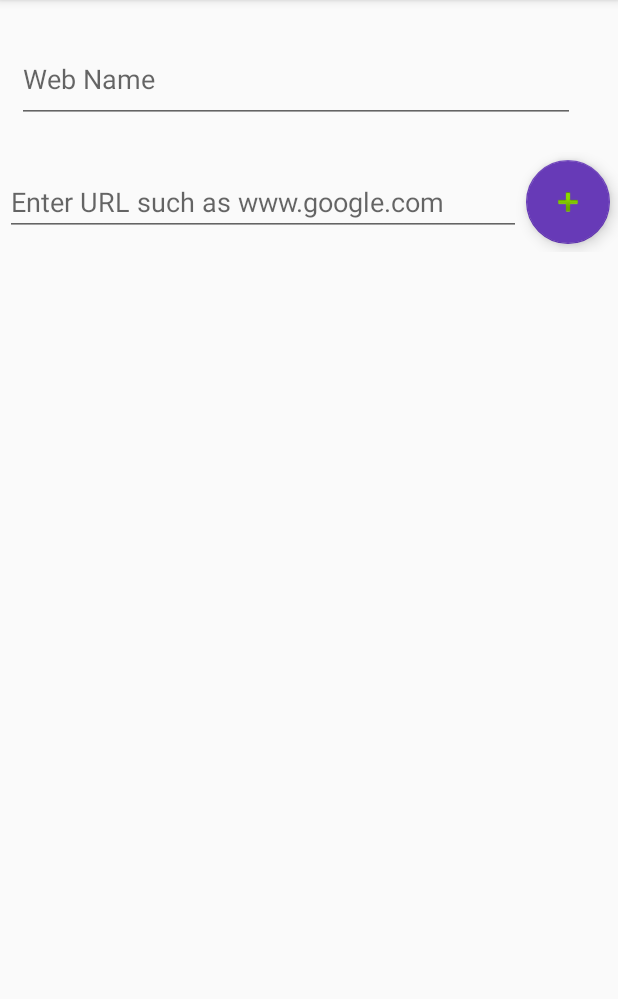
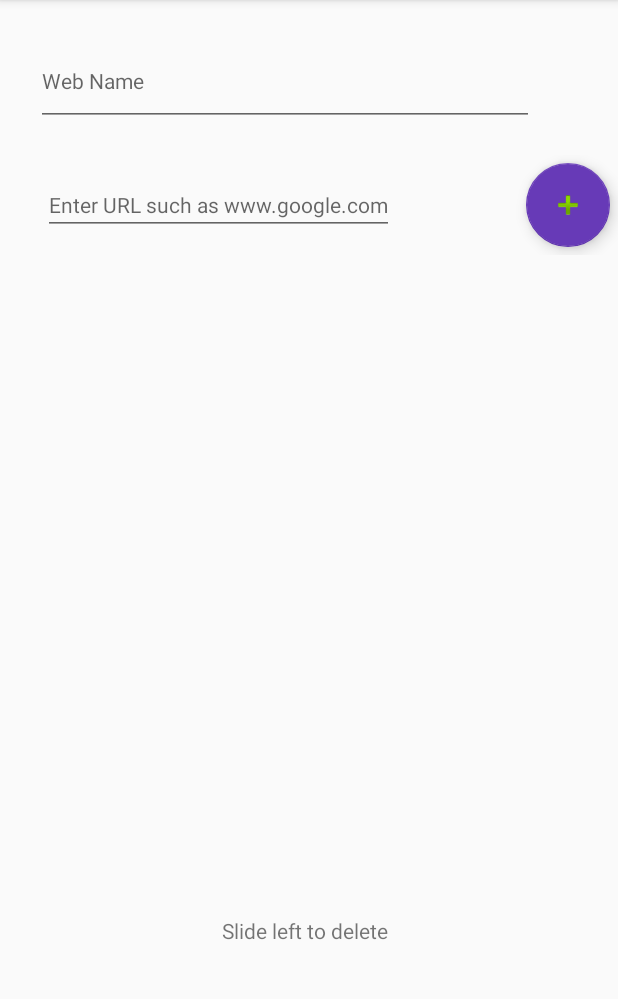
Before and after one commit to roy2EZ/CS5520_Mobile_App_Dev_NEU_Online_2020Spring, an Android app: the WebLinkCollectors screen opened directly, with no data from a screen before it, on a phone screen of 412 x 824 dp, the part 84-1083 px from its top. Run offline under Robolectric (Android 15) with nearby library versions, the phone set to English and light mode, and no system bars; our stand-ins replace Room's generated code.

Commit message:
Update Link Collector 2
Update Link Collector 2

```diff
--- a/app/build.gradle
+++ b/app/build.gradle
@@ -7,8 +7,8 @@ android {
         applicationId "edu.neu.madcourse.numad20s_rongyichen"
         minSdkVersion 19
         targetSdkVersion 29
-        versionCode 6
-        versionName "6"
+        versionCode 7
+        versionName "7"
         testInstrumentationRunner "androidx.test.runner.AndroidJUnitRunner"
     }
     buildTypes {
--- a/app/src/main/java/edu/neu/madcourse/numad20s_rongyichen/Item.java
+++ b/app/src/main/java/edu/neu/madcourse/numad20s_rongyichen/Item.java
@@ -1,6 +1,10 @@
 package edu.neu.madcourse.numad20s_rongyichen;
 import java.net.URL;
 
+/**
+ * HW5: Link Collector 2
+ * Item for website name and url
+ */
 public class Item {
     private String name;
     private String url;
--- a/app/src/main/java/edu/neu/madcourse/numad20s_rongyichen/LinkCollector.java
+++ b/app/src/main/java/edu/neu/madcourse/numad20s_rongyichen/LinkCollector.java
@@ -76,7 +76,7 @@ public class LinkCollector extends AppCompatActivity {
             public void onClick(View v) {
                 Item item = new Item(edittextName.getText().toString(), edittextUrl.getText().toString());
                 mUrlList.add(item);
-                Snackbar.make(v, "Item added to list", Snackbar.LENGTH_LONG) .setAction("Undo", undoOnClickListener).show();
+                Snackbar.make(v, "Added to list", Snackbar.LENGTH_LONG) .setAction("Undo", undoOnClickListener).show();
                 mAdapter.notifyDataSetChanged();
             }
 
@@ -87,7 +87,7 @@ public class LinkCollector extends AppCompatActivity {
         @Override public void onClick(View view) {
             mUrlList.remove(mUrlList.size() -1);
             mAdapter.notifyDataSetChanged();
-            Snackbar.make(view, "Item removed", Snackbar.LENGTH_LONG) .setAction("Action", null).show();
+            Snackbar.make(view, "Removed", Snackbar.LENGTH_LONG) .setAction("Action", null).show();
         }
     };
 
--- a/app/src/main/java/edu/neu/madcourse/numad20s_rongyichen/MainViewModel.java
+++ b/app/src/main/java/edu/neu/madcourse/numad20s_rongyichen/MainViewModel.java
@@ -10,13 +10,13 @@ import androidx.lifecycle.LiveData;
 import java.util.List;
 
 public class MainViewModel extends AndroidViewModel {
-    private WebsitesRepository repository;
+    private WebRepo repository;
     private LiveData<List<Websites>> allWebs;
 
 
     public MainViewModel(@NonNull Application application) {
         super(application);
-        repository = new WebsitesRepository(application);
+        repository = new WebRepo(application);
         allWebs = repository.getAllWebs();
 
     }
--- a/app/src/main/java/edu/neu/madcourse/numad20s_rongyichen/WebLinkCollectors.java
+++ b/app/src/main/java/edu/neu/madcourse/numad20s_rongyichen/WebLinkCollectors.java
@@ -23,6 +23,10 @@ import com.google.android.material.floatingactionbutton.FloatingActionButton;
 import java.util.LinkedList;
 import java.util.List;
 
+/**
+ * For HW5 Link Collector 2
+ * This is the main "link collector 2" activity
+ */
 public class WebLinkCollectors extends AppCompatActivity implements WebsiteListAdapter.OnWebClickListener {
     private static final String TAG = "WebLinkCollector";
     private List<Websites> mWebList;
--- a/app/src/main/java/edu/neu/madcourse/numad20s_rongyichen/WebsitesRepository.java
+++ b/app/src/main/java/edu/neu/madcourse/numad20s_rongyichen/WebRepo.java
@@ -8,12 +8,12 @@ import androidx.lifecycle.MutableLiveData;
 
 import java.util.List;
 
-public class WebsitesRepository {
+public class WebRepo {
     private MutableLiveData<List<Websites>> searchResults = new MutableLiveData<>();
     private LiveData<List<Websites>> allWebs;
     private WebsitesDao websitesDao;
 
-    public WebsitesRepository(Application application) {
+    public WebRepo(Application application) {
         WebRoomDatabase db;
         db = WebRoomDatabase.getDatabase(application);
         websitesDao = db.websiteDao();
--- a/app/src/main/java/edu/neu/madcourse/numad20s_rongyichen/WebsitesDao.java
+++ b/app/src/main/java/edu/neu/madcourse/numad20s_rongyichen/WebsitesDao.java
@@ -7,6 +7,10 @@ import androidx.room.Query;
 
 import java.util.List;
 
+/**
+ * HW5: Link Collector 2
+ * This is the interface for java DAO for access to database
+ */
 @Dao
 public interface WebsitesDao {
     @Insert
--- a/app/src/main/res/layout/activity_web_link_collectors.xml
+++ b/app/src/main/res/layout/activity_web_link_collectors.xml
@@ -14,7 +14,7 @@
         android:layout_marginBottom="98dp"
         app:layout_constraintBottom_toBottomOf="parent"
         app:layout_constraintEnd_toEndOf="parent"
-        app:layout_constraintHorizontal_bias="0.36"
+        app:layout_constraintHorizontal_bias="0.0"
         app:layout_constraintStart_toStartOf="parent"
         app:layout_constraintTop_toBottomOf="@+id/constraintLayout2">
 
@@ -30,6 +30,16 @@
             app:layout_constraintStart_toStartOf="parent"
             app:layout_constraintTop_toTopOf="parent" />
 
+        <TextView
+            android:id="@+id/how_to_delete"
+            android:layout_width="wrap_content"
+            android:layout_height="wrap_content"
+            android:layout_marginBottom="40dp"
+            android:text="@string/how_to_delete"
+            app:layout_constraintBottom_toBottomOf="parent"
+            app:layout_constraintEnd_toEndOf="parent"
+            app:layout_constraintStart_toStartOf="parent" />
+
     </androidx.constraintlayout.widget.ConstraintLayout>
 
     <androidx.constraintlayout.widget.ConstraintLayout
@@ -44,8 +54,8 @@
 
         <LinearLayout
             android:id="@+id/linearLayout"
-            android:layout_width="0dp"
-            android:layout_height="wrap_content"
+            android:layout_width="300dp"
+            android:layout_height="40dp"
             android:orientation="vertical"
             app:layout_constraintBottom_toBottomOf="parent"
             app:layout_constraintEnd_toStartOf="@+id/btn_add_website"
@@ -54,13 +64,14 @@
 
             <EditText
                 android:id="@+id/input_url"
-                android:layout_width="match_parent"
-                android:layout_height="wrap_content"
+                android:layout_width="wrap_content"
+                android:layout_height="match_parent"
                 android:layout_marginLeft="3dp"
                 android:layout_marginRight="3dp"
                 android:autofillHints=""
                 android:hint="@string/url_enter"
-                android:inputType="textUri" />
+                android:inputType="textUri"
+                android:textSize="14sp" />
 
         </LinearLayout>
 
@@ -82,14 +93,15 @@
 
     <EditText
         android:id="@+id/input_name"
-        android:layout_width="372dp"
-        android:layout_height="58dp"
-        android:layout_marginStart="11dp"
+        android:layout_width="332dp"
+        android:layout_height="60dp"
+        android:layout_marginStart="24dp"
         android:layout_marginTop="24dp"
         android:layout_marginBottom="19dp"
         android:autofillHints=""
         android:hint="@string/web_name"
         android:inputType="text"
+        android:textSize="14sp"
         app:layout_constraintBottom_toTopOf="@+id/constraintLayout2"
         app:layout_constraintStart_toStartOf="parent"
         app:layout_constraintTop_toTopOf="parent" />
--- a/app/src/main/res/values/strings.xml
+++ b/app/src/main/res/values/strings.xml
@@ -23,4 +23,5 @@
     <string name="web_name">Web Name</string>
     <string name="url_enter">Enter URL such as www.google.com</string>
     <string name="link_collectoer_2">Link Collecter 2</string>
+    <string name="how_to_delete">Slide left to delete</string>
 </resources>
--- a/build.gradle
+++ b/build.gradle
@@ -7,7 +7,7 @@ buildscript {
 
     }
     dependencies {
-        classpath 'com.android.tools.build:gradle:3.5.3'
+        classpath 'com.android.tools.build:gradle:3.6.1'
 
         // NOTE: Do not place your application dependencies here; they belong
         // in the individual module build.gradle files
```
Also changed, not shown: app/src/main/java/edu/neu/madcourse/numad20s_rongyichen/WebActivity.java (deleted, +0 -37 lines), app/src/main/java/edu/neu/madcourse/numad20s_rongyichen/WebsiteListAdapter.java (+12 -6 lines), app/src/main/java/edu/neu/madcourse/numad20s_rongyichen/Websites.java (+4 -3 lines), app/src/main/res/layout/activity_main.xml (+17 -27 lines), gradle/wrapper/gradle-wrapper.properties, 1 other file.
